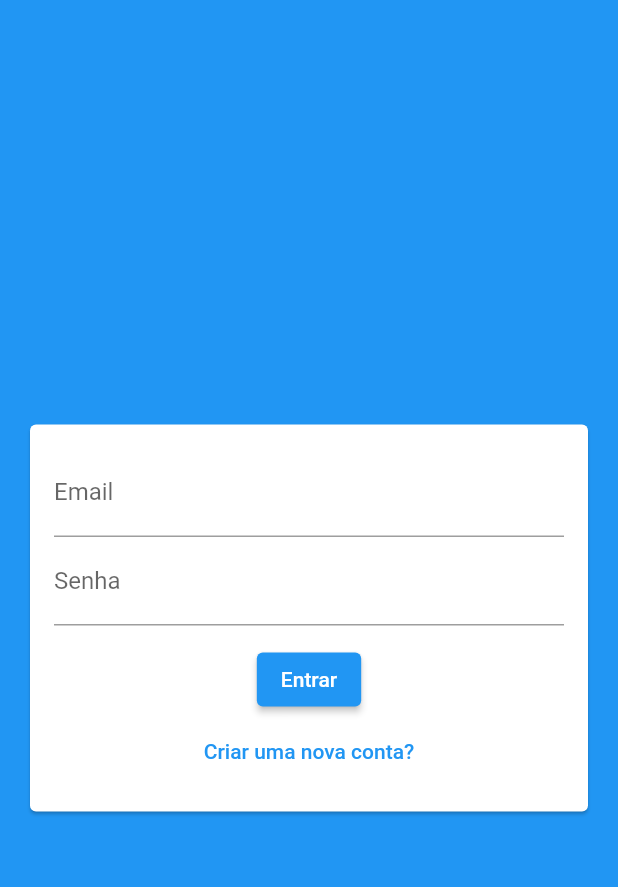
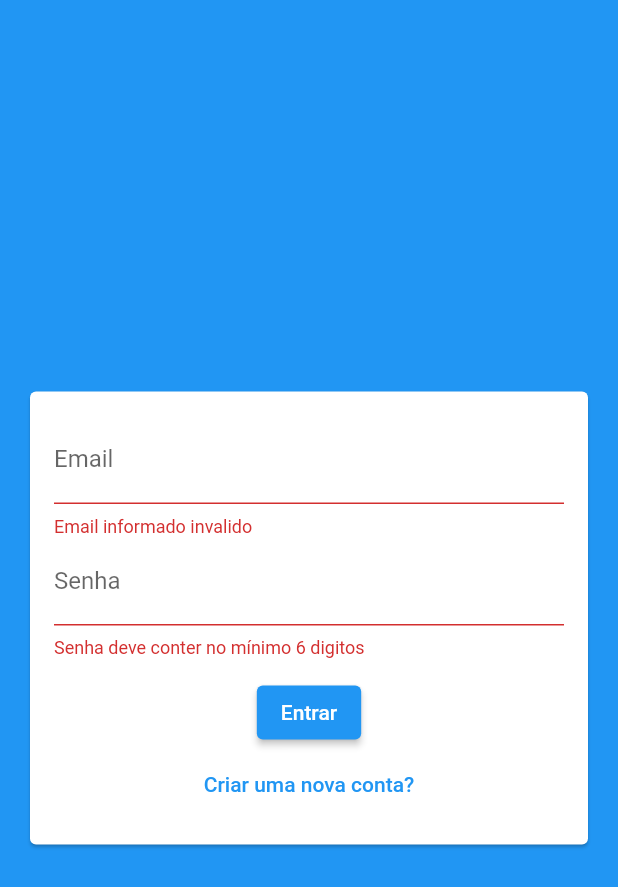
Before and after one commit to oscarbfs/Chat, a Flutter app: the screen it shows after launch, after a tap on "Entrar", on a phone screen of 412 x 824 dp. Shown: the top 887 px of the screen. Run offline on Flutter 3.47's test engine with Material 2 defaults, Android fonts, the phone set to English and light mode, and no system bars.

Commit message:
Auth Page #04

```diff
--- a/lib/components/auth_form.dart
+++ b/lib/components/auth_form.dart
@@ -13,7 +13,8 @@ class _AuthFormState extends State<AuthForm> {
   final _formData = AuthFormData();
 
   void _submit() {
-    _formKey.currentState?.validate();
+    final isValid = _formKey.currentState?.validate() ?? false;
+    if (!isValid) return;
   }
 
   @override
@@ -31,26 +32,41 @@ class _AuthFormState extends State<AuthForm> {
                   key: const ValueKey('name'),
                   initialValue: _formData.name,
                   onChanged: (name) => _formData.name = name,
-                  decoration: const InputDecoration(
-                    labelText: 'Nome',
-                  ),
+                  decoration: const InputDecoration(labelText: 'Nome'),
+                  validator: (_name) {
+                    final name = _name ?? '';
+                    if (name.trim().length < 5) {
+                      return 'Nome deve ter no mínimo 5 caracteres';
+                    }
+                    return null;
+                  },
                 ),
               TextFormField(
                 key: const ValueKey('email'),
                 initialValue: _formData.email,
                 onChanged: (email) => _formData.email = email,
-                decoration: const InputDecoration(
-                  labelText: 'Email',
-                ),
+                decoration: const InputDecoration(labelText: 'Email'),
+                validator: (_email) {
+                  final email = _email ?? '';
+                  if (!email.contains('@')) {
+                    return 'Email informado invalido';
+                  }
+                  return null;
+                },
               ),
               TextFormField(
                 key: const ValueKey('password'),
                 initialValue: _formData.password,
                 onChanged: (password) => _formData.password = password,
                 obscureText: true,
-                decoration: const InputDecoration(
-                  labelText: 'Senha',
-                ),
+                decoration: const InputDecoration(labelText: 'Senha'),
+                validator: (_password) {
+                  final password = _password ?? '';
+                  if (password.length < 6) {
+                    return 'Senha deve conter no mínimo 6 digitos';
+                  }
+                  return null;
+                },
               ),
               const SizedBox(height: 12),
               ElevatedButton(
```
